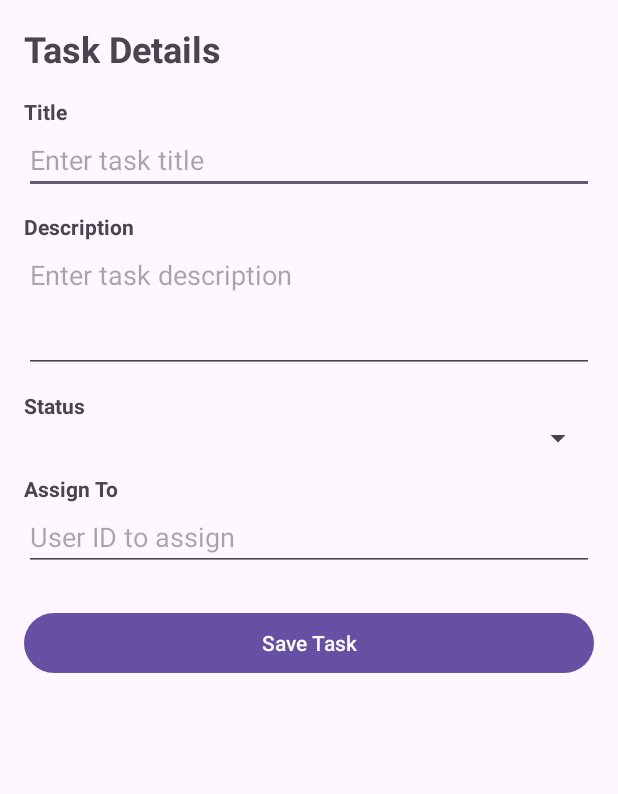
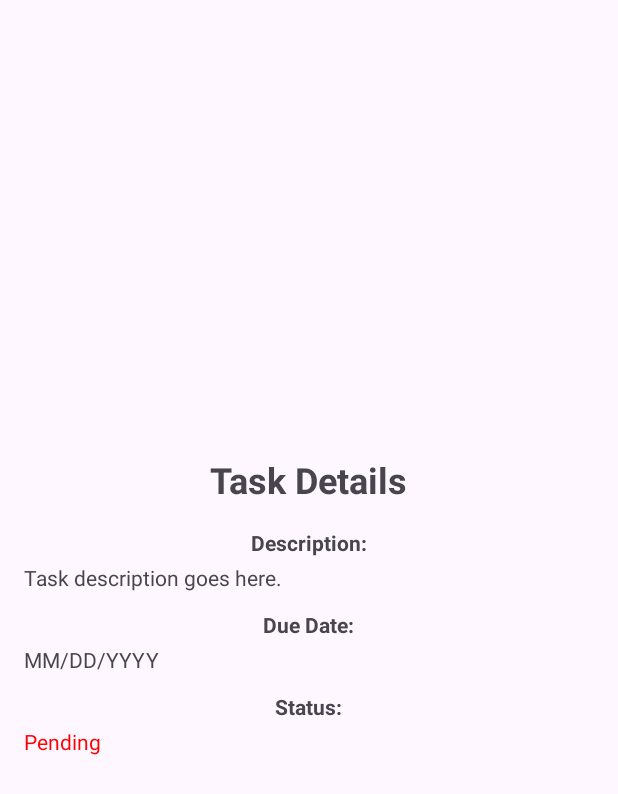
Before and after one commit to dejoussamadev/TaskMaster, an Android app: the layout activity_task_detail.xml on its own in the app's theme, with its tools: preview values and no code run, on a phone screen of 412 x 824 dp. Shown: the top 794 px of the screen. Run offline under Robolectric (Android 15) with nearby library versions, the phone set to English and light mode, and no system bars.

Commit message:
Updated UI

```diff
--- a/app/src/main/res/layout/activity_task_detail.xml
+++ b/app/src/main/res/layout/activity_task_detail.xml
@@ -1,84 +1,64 @@
-<ScrollView xmlns:android="http://schemas.android.com/apk/res/android"
-    xmlns:app="http://schemas.android.com/apk/res-auto"
-    xmlns:tools="http://schemas.android.com/tools"
+<?xml version="1.0" encoding="utf-8"?>
+<LinearLayout xmlns:android="http://schemas.android.com/apk/res/android"
     android:layout_width="match_parent"
     android:layout_height="match_parent"
-    tools:context=".TaskDetailActivity">
-
-    <LinearLayout
-        android:layout_width="match_parent"
-        android:layout_height="wrap_content"
     android:orientation="vertical"
-        android:padding="16dp">
+    android:padding="16dp"
+    android:gravity="center">
 
     <TextView
-            android:layout_width="match_parent"
+        android:id="@+id/textViewTaskTitle"
+        android:layout_width="wrap_content"
         android:layout_height="wrap_content"
-            android:text="Task Details"
+        android:text="@string/task_detail_title"
         android:textSize="24sp"
         android:textStyle="bold"
         android:layout_marginBottom="16dp"/>
 
     <TextView
+        android:id="@+id/textViewTaskDescriptionLabel"
+        android:layout_width="wrap_content"
+        android:layout_height="wrap_content"
+        android:text="@string/task_description_label"
+        android:textStyle="bold"
+        android:layout_marginBottom="4dp"/>
+
+    <TextView
+        android:id="@+id/textViewTaskDescription"
         android:layout_width="match_parent"
         android:layout_height="wrap_content"
-            android:text="Title"
-            android:textStyle="bold"/>
-
-        <EditText
-            android:id="@+id/editTextTitle"
-            android:layout_width="match_parent"
-            android:layout_height="wrap_content"
-            android:hint="Enter task title"
+        android:text="@string/task_description_placeholder"
         android:layout_marginBottom="12dp"/>
 
     <TextView
+        android:id="@+id/textViewTaskDueDateLabel"
+        android:layout_width="wrap_content"
+        android:layout_height="wrap_content"
+        android:text="@string/task_due_date_label"
+        android:textStyle="bold"
+        android:layout_marginBottom="4dp"/>
+
+    <TextView
+        android:id="@+id/textViewTaskDueDate"
         android:layout_width="match_parent"
         android:layout_height="wrap_content"
-            android:text="Description"
-            android:textStyle="bold"/>
-
-        <EditText
-            android:id="@+id/editTextDescription"
-            android:layout_width="match_parent"
-            android:layout_height="wrap_content"
-            android:hint="Enter task description"
-            android:minLines="3"
-            android:gravity="top"
+        android:text="@string/task_due_date_placeholder"
         android:layout_marginBottom="12dp"/>
 
     <TextView
+        android:id="@+id/textViewTaskStatusLabel"
+        android:layout_width="wrap_content"
+        android:layout_height="wrap_content"
+        android:text="@string/task_status_label"
+        android:textStyle="bold"
+        android:layout_marginBottom="4dp"/>
+
+    <TextView
+        android:id="@+id/textViewTaskStatus"
         android:layout_width="match_parent"
         android:layout_height="wrap_content"
-            android:text="Status"
-            android:textStyle="bold"/>
-
-        <Spinner
-            android:id="@+id/spinnerStatus"
-            android:layout_width="match_parent"
-            android:layout_height="wrap_content"
-            android:layout_marginBottom="12dp"/>
-
-        <TextView
-            android:id="@+id/textViewAssignToLabel"
-            android:layout_width="match_parent"
-            android:layout_height="wrap_content"
-            android:text="Assign To"
-            android:textStyle="bold"/>
-
-        <EditText
-            android:id="@+id/editTextAssignTo"
-            android:layout_width="match_parent"
-            android:layout_height="wrap_content"
-            android:hint="User ID to assign"
-            android:inputType="number"
-            android:layout_marginBottom="24dp"/>
-
-        <Button
-            android:id="@+id/buttonSave"
-            android:layout_width="match_parent"
-            android:layout_height="wrap_content"
-            android:text="Save Task"/>
+        android:text="@string/task_status_placeholder"
+        android:textColor="@color/error_color"
+        android:layout_marginBottom="16dp"/>
 
 </LinearLayout>
-</ScrollView>
--- a/app/src/main/res/values/colors.xml
+++ b/app/src/main/res/values/colors.xml
@@ -2,4 +2,5 @@
 <resources>
     <color name="black">#FF000000</color>
     <color name="white">#FFFFFFFF</color>
+    <color name="error_color">#FF0000</color>
 </resources>
```
Also changed, not shown: app/src/main/res/layout/activity_login.xml (+14 -18 lines), app/src/main/res/layout/activity_task_list.xml (+5 -3 lines), app/src/main/res/layout/item_task.xml (+12 -27 lines), app/src/main/res/values/strings.xml (+30 -10 lines). Lines whose indentation alone changed are shown as unchanged.
